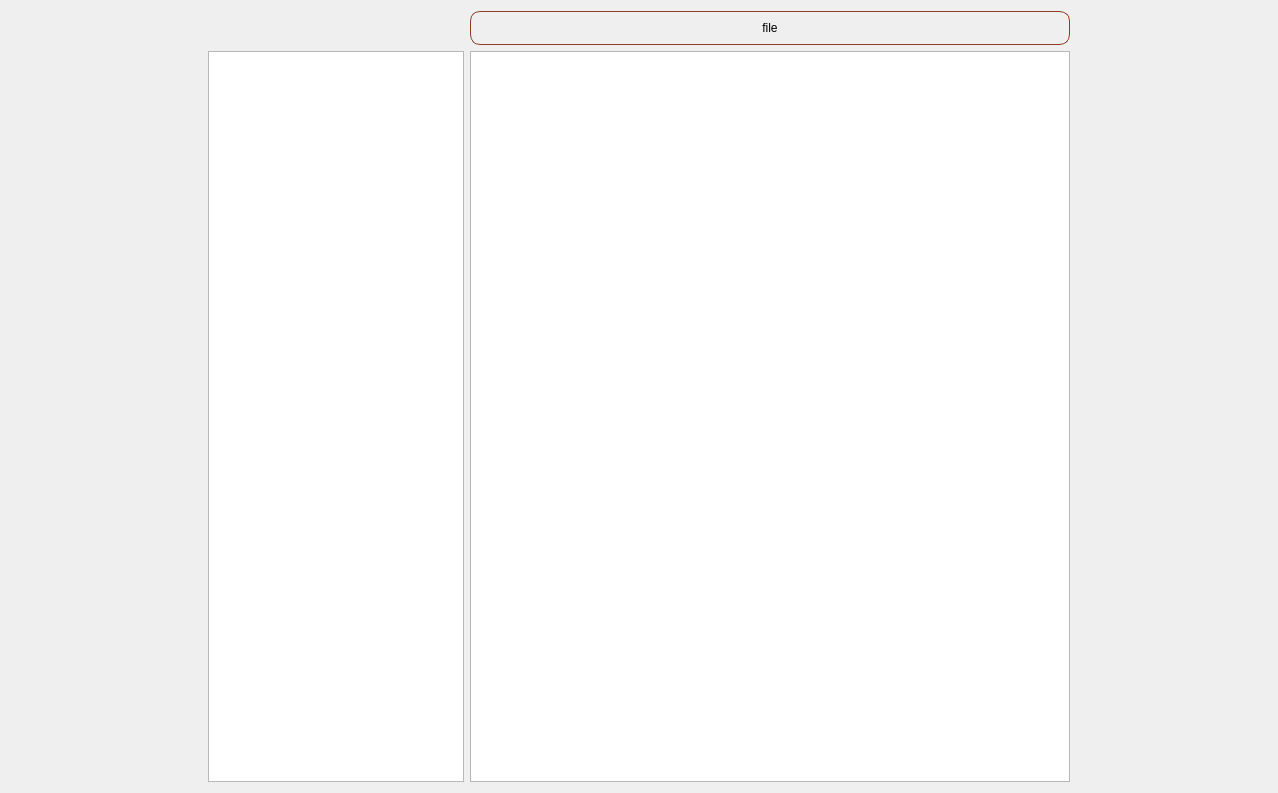
Old version of the form src/ui/secondscreen/secondscreen.ui in the repository egerin11/term_Work.
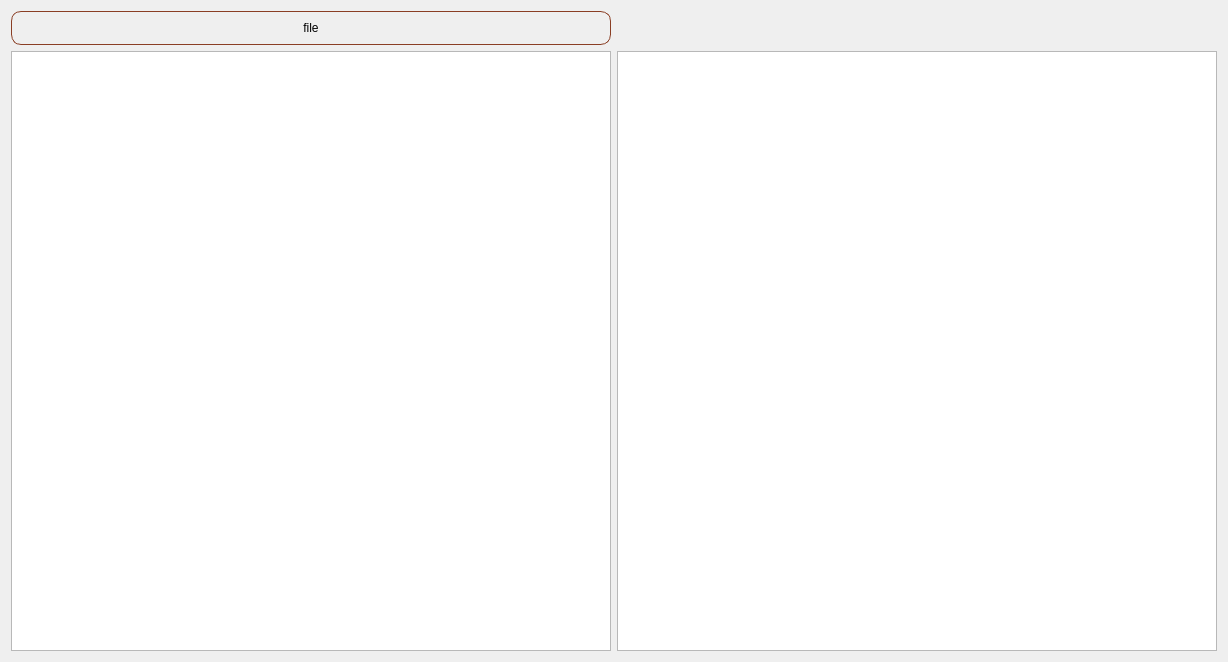
New version of the form. Custom widgets are drawn as their Qt base class.

Commit message: add clicked on list widget item

```diff
--- a/src/ui/secondscreen/secondscreen.ui
+++ b/src/ui/secondscreen/secondscreen.ui
@@ -6,54 +6,38 @@
    <rect>
     <x>0</x>
     <y>0</y>
-    <width>1278</width>
-    <height>793</height>
+    <width>1224</width>
+    <height>658</height>
    </rect>
   </property>
   <property name="windowTitle">
    <string>SecondScreen</string>
   </property>
   <layout class="QGridLayout" name="gridLayout">
-   <item row="1" column="4">
-    <spacer name="horizontalSpacer">
-     <property name="orientation">
-      <enum>Qt::Horizontal</enum>
-     </property>
-     <property name="sizeHint" stdset="0">
-      <size>
-       <width>40</width>
-       <height>20</height>
-      </size>
-     </property>
-    </spacer>
-   </item>
    <item row="1" column="0">
-    <spacer name="horizontalSpacer_2">
-     <property name="orientation">
-      <enum>Qt::Horizontal</enum>
+    <widget class="QListWidget" name="listWidget">
+     <property name="dragEnabled">
+      <bool>true</bool>
      </property>
-     <property name="sizeHint" stdset="0">
-      <size>
-       <width>40</width>
-       <height>20</height>
-      </size>
+     <property name="dragDropMode">
+      <enum>QAbstractItemView::DragDrop</enum>
      </property>
-    </spacer>
-   </item>
-   <item row="1" column="2">
-    <widget class="QGraphicsView" name="graphicsView">
-     <property name="minimumSize">
-      <size>
-       <width>600</width>
-       <height>600</height>
-      </size>
+     <property name="defaultDropAction">
+      <enum>Qt::MoveAction</enum>
      </property>
     </widget>
    </item>
    <item row="1" column="1">
-    <widget class="QListWidget" name="listWidget"/>
+    <widget class="CustomGraphicsView" name="graphicsView">
+     <property name="minimumSize">
+      <size>
+       <width>600</width>
+       <height>600</height>
+      </size>
+     </property>
+    </widget>
    </item>
-   <item row="0" column="2">
+   <item row="0" column="0">
     <widget class="QPushButton" name="pushButton">
      <property name="minimumSize">
       <size>
@@ -75,6 +59,13 @@
    </item>
   </layout>
  </widget>
+ <customwidgets>
+  <customwidget>
+   <class>CustomGraphicsView</class>
+   <extends>QGraphicsView</extends>
+   <header>ui/secondscreen/Events.h</header>
+  </customwidget>
+ </customwidgets>
  <resources/>
  <connections/>
 </ui>
```
The commit also changes 35 other files.
